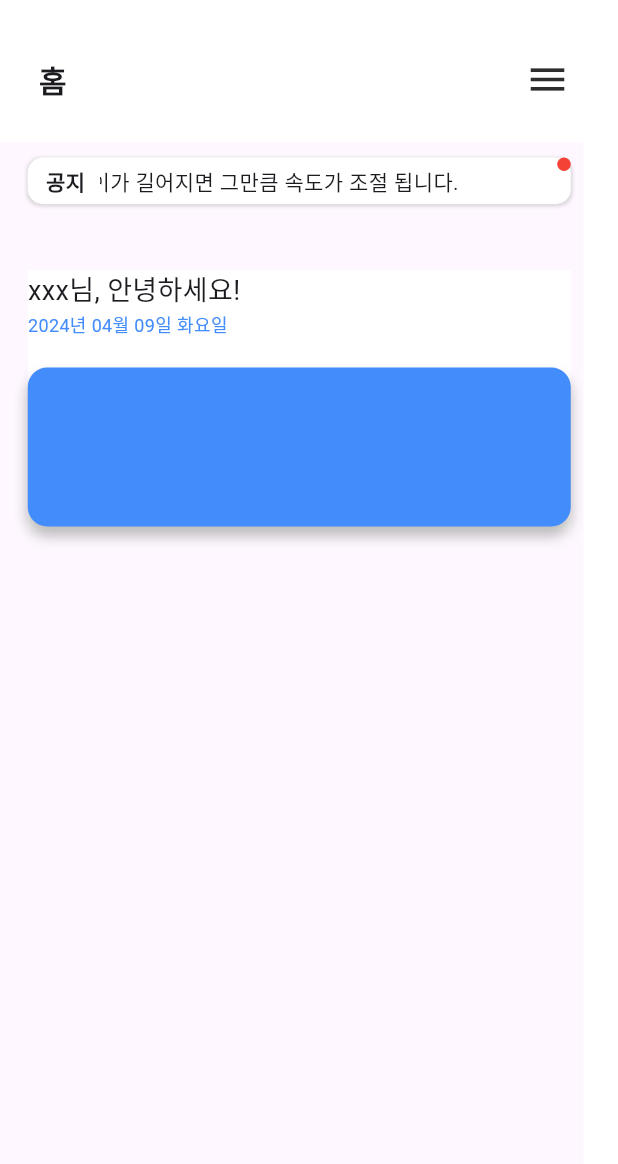
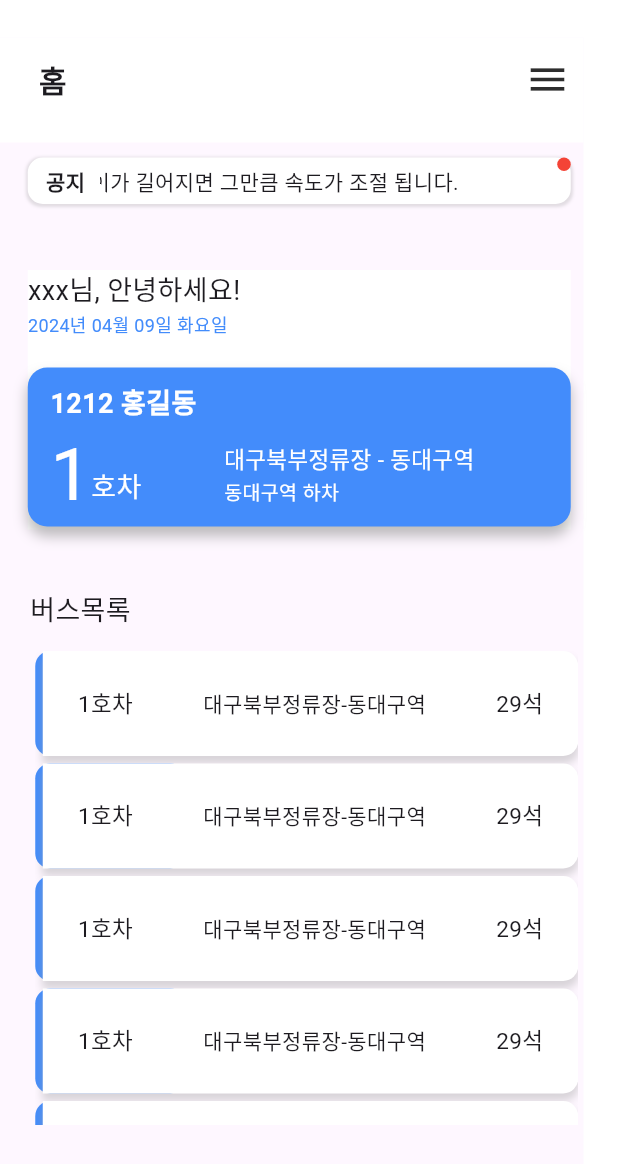
Before and after one commit to Guardian-Bus-System/web, a Flutter app: the screen it shows after launch, on a phone screen of 412 x 824 dp. Shown: the top 1164 px of the screen. Run offline on Flutter 3.47's test engine with Material 3 defaults, Android fonts, the phone set to English and light mode, and no system bars; our stand-ins replace get, shared_preferences, velocity_x.

Commit message:
first-front

```diff
--- /dev/null
+++ b/lib/screen/auth/widgets/bus/busListItem_widget.dart
@@ -0,0 +1,64 @@
+import 'package:capstone_front/screen/CustomSide/color_theme.dart';
+import 'package:capstone_front/screen/CustomSide/font_size.dart';
+import 'package:flutter/material.dart';
+import 'package:velocity_x/velocity_x.dart';
+
+class BusListItemWidget extends StatefulWidget {
+  final double listItemHeight;
+  final double listItemWidth;
+
+  const BusListItemWidget({super.key, required this.listItemHeight, required this.listItemWidth});
+
+  @override
+  State<BusListItemWidget> createState() => _BusListItemWidgetState();
+}
+
+class _BusListItemWidgetState extends State<BusListItemWidget> {
+  @override
+  Widget build(BuildContext context) {
+    return Container(
+      height: widget.listItemHeight, width: widget.listItemWidth,
+      child: Row(
+        children: <Widget>[
+          Stack(
+            children: [
+              Container(
+                width: 100,
+                decoration: BoxDecoration(
+                  color: baseColor,
+                  borderRadius: BorderRadius.circular(10)
+                ),
+              ),
+              Container(
+                height: widget.listItemHeight,
+                width: widget.listItemWidth - 5,
+                decoration: BoxDecoration(
+                  color: backgroundColor,
+                  borderRadius: const BorderRadius.only(
+                    topRight: Radius.circular(10),
+                    bottomRight: Radius.circular(10),
+                  ),
+                  boxShadow: [
+                    BoxShadow(
+                      color: Colors.grey.withOpacity(0.4),
+                      spreadRadius: 0,
+                      blurRadius: 4.0,
+                      offset: const Offset(0, 5),
+                    ),],
+                ),
+                child: Row(
+                  mainAxisAlignment: MainAxisAlignment.spaceAround,
+                  children: [
+                    '1호차'.text.size(FontSiz15).make(),
+                    '대구북부정류장-동대구역'.text.size(FontSiz14).make(),
+                    '29석'.text.size(FontSiz15).make(),
+                  ],
+                ),
+              ).pOnly(left: 5)
+            ],
+          ),
+        ],
+      ),
+    ).pOnly(bottom: 5);
+  }
+}
--- /dev/null
+++ b/lib/screen/auth/widgets/bus/busList_container.dart
@@ -0,0 +1,48 @@
+import 'package:capstone_front/screen/CustomSide/font_size.dart';
+import 'package:capstone_front/screen/CustomSide/spaceing_box.dart';
+import 'package:capstone_front/screen/auth/widgets/bus/busListItem_widget.dart';
+import 'package:flutter/cupertino.dart';
+import 'package:flutter/material.dart';
+import 'package:flutter/widgets.dart';
+import 'package:velocity_x/velocity_x.dart';
+
+class BusListContainer extends StatefulWidget {
+  final double listItemWidth;
+  final double listItemHeight;
+
+  const BusListContainer({super.key, required this.listItemWidth, required this.listItemHeight});
+
+  @override
+  State<BusListContainer> createState() => _BusListContainerState();
+}
+
+class _BusListContainerState extends State<BusListContainer> {
+  @override
+  Widget build(BuildContext context) {
+    return Column(
+      children: [
+        Row(children: [
+          '버스목록'.text.size(FontSiz18).make()]),
+        height15,
+        Column(
+          children: [
+            Container(
+              width: widget.listItemWidth,
+              height: 316,
+              child: ListView.builder(
+                itemCount: 12,
+                itemBuilder: (BuildContext context, int index) {
+                  return BusListItemWidget(
+                    listItemHeight: 70,
+                    listItemWidth: widget.listItemWidth,
+                  );
+                },
+              ),
+            ),
+          ],
+        ),
+
+      ],
+    ).pOnly(left: 10);
+  }
+}
--- /dev/null
+++ b/lib/screen/auth/widgets/bus/busUserInfo.dart
@@ -0,0 +1,75 @@
+import 'package:capstone_front/screen/CustomSide/color_theme.dart';
+import 'package:capstone_front/screen/CustomSide/font_size.dart';
+import 'package:flutter/material.dart';
+import 'package:velocity_x/velocity_x.dart';
+
+class BusUserInfo extends StatefulWidget {
+  final double containerWidth;
+  final double containerHeight;
+
+  const BusUserInfo({super.key, required this.containerWidth, required this.containerHeight});
+
+  @override
+  State<BusUserInfo> createState() => _BusUserInfoState();
+}
+
+class _BusUserInfoState extends State<BusUserInfo> {
+  @override
+  Widget build(BuildContext context) {
+    return Container(
+      height: widget.containerHeight,
+      width: widget.containerWidth,
+      decoration: BoxDecoration(
+        color: baseColor,
+        borderRadius: BorderRadius.circular(13),
+        boxShadow: [
+          BoxShadow(
+            color: Colors.grey.withOpacity(0.7),
+            spreadRadius: 0,
+            blurRadius: 7.0,
+            offset: Offset(0, 6),
+          ),],
+      ),
+      child: Row(
+        children: [
+          Column(
+            crossAxisAlignment: CrossAxisAlignment.start,
+            children: [
+              Row(
+                crossAxisAlignment: CrossAxisAlignment.start,
+                children: [
+                  '1212 홍길동'
+                    .text.bold
+                    .size(FontSiz18)
+                    .color(bacgroundOrTextColor).make(),
+                ],
+              ),
+              Row(
+                mainAxisAlignment: MainAxisAlignment.center,
+                children: [
+                  '1'.text
+                    .color(bacgroundOrTextColor)
+                    .size(FontSiz12 * 4)
+                    .make(),
+
+                  '호차'.text
+                    .size(FontSiz18)
+                    .color(bacgroundOrTextColor)
+                    .make().pOnly(top:15),
+
+                  Column(
+                    crossAxisAlignment: CrossAxisAlignment.start,
+                    children: [
+                      '대구북부정류장 - 동대구역'.text.size(FontSiz15).color(bacgroundOrTextColor).make(),
+                      '동대구역 하차'.text.size(FontSiz13).color(bacgroundOrTextColor).make(),
+                    ],
+                  ).pOnly(left: 55)
+                ],
+              ),
+            ],
+          )
+        ],
+      ).pOnly(left: 15, right: 15, top: 10),
+    );
+  }
+}
--- /dev/null
+++ b/lib/screen/auth/widgets/bus/busUserInfo_container.dart
@@ -0,0 +1,47 @@
+import 'package:capstone_front/screen/CustomSide/color_theme.dart';
+import 'package:capstone_front/screen/CustomSide/font_size.dart';
+import 'package:capstone_front/screen/CustomSide/spaceing_box.dart';
+import 'package:capstone_front/screen/auth/widgets/bus/busUserInfo.dart';
+import 'package:flutter/material.dart';
+import 'package:velocity_x/velocity_x.dart';
+
+class BusUserInfoConatainer extends StatefulWidget {
+  final String date;
+  final double containerWidth;
+  final double containerHeight;
+
+  const BusUserInfoConatainer({super.key, required this.date, required this.containerWidth, required this.containerHeight});
+
+  @override
+  State<BusUserInfoConatainer> createState() => _BusUserInfoConatainerState();
+}
+
+class _BusUserInfoConatainerState extends State<BusUserInfoConatainer> {
+
+  @override
+  Widget build(BuildContext context) {
+    return Container(
+      color: backgroundColor,
+      height: widget.containerHeight,
+      width: widget.containerWidth,
+      child: Stack(
+        children: [
+          //버스 이미지 필요
+          Column(
+            children: [
+              Row(children: [
+                'xxx님, 안녕하세요!'.text.size(FontSiz18).make()]),
+              Row(children: [
+                widget.date.text.size(FontSiz12).color(baseColor).make()]),
+              height20,
+              BusUserInfo(
+                containerHeight: 106,
+                containerWidth: widget.containerWidth
+              ),
+            ],
+          )
+        ],
+      ),
+    );
+  }
+}
--- /dev/null
+++ b/lib/screen/auth/widgets/custom_appbar.dart
@@ -0,0 +1,22 @@
+import 'package:capstone_front/screen/CustomSide/color_theme.dart';
+import 'package:flutter/material.dart';
+import 'package:velocity_x/velocity_x.dart';
+
+class CustomAppBar extends StatelessWidget {
+  const CustomAppBar({Key? key}) : super(key: key);
+
+  @override
+  Widget build(BuildContext context) {
+    return PreferredSize(
+      preferredSize: const Size.fromHeight(70.0),
+      child: AppBar(
+        backgroundColor: bacgroundOrTextColor,
+        title: '홈'.text.bold.size(20).make().pSymmetric(h:10),
+        iconTheme: const IconThemeData(
+          size: 30,
+          color: Color.fromARGB(255, 45, 45, 45),
+        ),
+      ),
+    );
+  }
+}
--- a/lib/screen/pages/home_screen.dart
+++ b/lib/screen/pages/home_screen.dart
@@ -1,14 +1,12 @@
-import 'package:capstone_front/screen/CustomSide/color_theme.dart';
-import 'package:capstone_front/screen/CustomSide/font_size.dart';
 import 'package:capstone_front/screen/CustomSide/spaceing_box.dart';
-import 'package:capstone_front/screen/auth/authPages/login_page.dart';
+import 'package:capstone_front/screen/auth/widgets/bus/busList_container.dart';
+import 'package:capstone_front/screen/auth/widgets/bus/busUserInfo_container.dart';
+import 'package:capstone_front/screen/auth/widgets/custom_appbar.dart';
 import 'package:capstone_front/screen/auth/widgets/drawer_widget.dart';
 import 'package:capstone_front/screen/auth/widgets/formatter.dart';
 import 'package:capstone_front/screen/auth/widgets/scrolling_text.dart';
 import 'package:flutter/material.dart';
-import 'package:flutter/widgets.dart';
 import 'package:get/get.dart';
-import 'package:intl/intl.dart';
 import 'package:shared_preferences/shared_preferences.dart';
 import 'package:velocity_x/velocity_x.dart';
 
@@ -28,15 +26,12 @@ class _HomeScreenState extends State<HomeScreen> {
   void initState() {
     date = getFormattedDateTime();
     super.initState();
-    // initState에서 토큰을 미리 확인
-    //_checkToken();
   }
 
   @override
   void dispose() {
     super.dispose();
   }
-
   // 토큰 확인 함수
   // Future<void> _checkToken() async {
   //   final SharedPreferences prefs = await _prefs;
@@ -55,16 +50,9 @@ class _HomeScreenState extends State<HomeScreen> {
     double screenWidth = MediaQuery.of(context).size.width - 50;
 
     return Scaffold(
-      appBar: PreferredSize(
-        preferredSize: const Size.fromHeight(70.0),
-        child: AppBar(
-          backgroundColor: backgroundColor,
-          title: '홈'.text.bold.size(20).make().pSymmetric(h:10),
-          iconTheme: const IconThemeData(
-            size: 30,
-            color: Color.fromARGB(255, 45, 45, 45),
-          ),
-        ),
+      appBar: const PreferredSize(
+        preferredSize: Size.fromHeight(70.0),
+        child: CustomAppBar(),
       ),
       endDrawer:const DrawerWidget(),
       body: Center(
@@ -75,40 +63,11 @@ class _HomeScreenState extends State<HomeScreen> {
               moveText: '움직이는 공지 텍스트 입니다. 길이가 길어지면 그만큼 속도가 조절 됩니다.'
             ),
             height20,height5,
-            Container(
-              color: backgroundColor,
-              height: 173,
-              width: screenWidth,
-              child: Stack(
-                children: [
-                  //버스 이미지 필요
-                  Column(
-                    children: [
-                      Row(children: [
-                        'xxx님, 안녕하세요!'.text.size(FontSiz18).make()]),
-                      Row(children: [
-                        date.text.size(FontSiz12).color(baseColor).make()]),
-                      height20,
-                      Container(
-                        height: 106,
-                        width: screenWidth,
-                        decoration: BoxDecoration(
-                          color: baseColor,
-                          borderRadius: BorderRadius.circular(13),
-                          boxShadow: [
-                            BoxShadow(
-                              color: Colors.grey.withOpacity(0.7),
-                              spreadRadius: 0,
-                              blurRadius: 7.0,
-                              offset: Offset(0, 6), // changes position of shadow
-                            ),],
-                        ),
-                      )
-                    ],
-                  )
-                ],
-              ),
-            )
+            BusUserInfoConatainer(
+              date: date, containerHeight: 173, containerWidth: screenWidth,
+            ),
+            height20,height20,
+            BusListContainer(listItemHeight: 70, listItemWidth: screenWidth)
           ],
         ).pOnly(left:10),
       )
```
